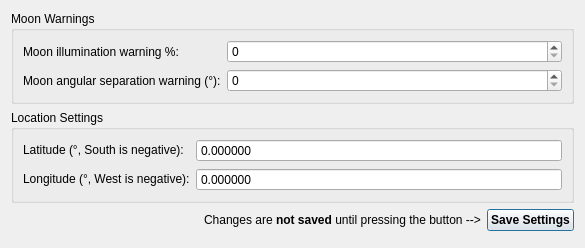
First picture: the form in uifiles/settings_tab.ui, repository prookyon/MonoObsLog2, before the edit.
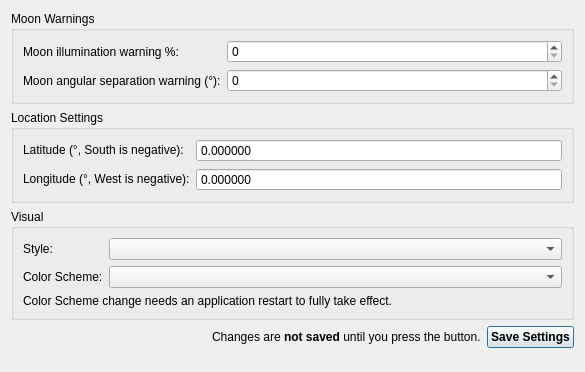
Second picture: the form after the edit.

Commit message: Style and Color Scheme support. A lot of Clang analysis findings fixed

What changed in the file:
```diff
--- a/uifiles/settings_tab.ui
+++ b/uifiles/settings_tab.ui
@@ -7,7 +7,7 @@
     <x>0</x>
     <y>0</y>
     <width>585</width>
-    <height>248</height>
+    <height>372</height>
    </rect>
   </property>
   <property name="sizePolicy">
@@ -115,6 +115,42 @@
      </layout>
     </widget>
    </item>
+   <item>
+    <widget class="QGroupBox" name="groupBox_3">
+     <property name="title">
+      <string>Visual</string>
+     </property>
+     <layout class="QFormLayout" name="formLayout_3">
+      <item row="0" column="0">
+       <widget class="QLabel" name="styleLabel">
+        <property name="text">
+         <string>Style:</string>
+        </property>
+       </widget>
+      </item>
+      <item row="0" column="1">
+       <widget class="QComboBox" name="styleComboBox"/>
+      </item>
+      <item row="1" column="0">
+       <widget class="QLabel" name="colorSchemeLabel">
+        <property name="text">
+         <string>Color Scheme:</string>
+        </property>
+       </widget>
+      </item>
+      <item row="1" column="1">
+       <widget class="QComboBox" name="colorSchemeComboBox"/>
+      </item>
+      <item row="2" column="0" colspan="2">
+       <widget class="QLabel" name="label_2">
+        <property name="text">
+         <string>&lt;html&gt;&lt;head/&gt;&lt;body&gt;&lt;p&gt;Color Scheme change needs an application restart to fully take effect.&lt;/p&gt;&lt;/body&gt;&lt;/html&gt;</string>
+        </property>
+       </widget>
+      </item>
+     </layout>
+    </widget>
+   </item>
    <item>
     <layout class="QHBoxLayout" name="horizontalLayout">
      <item>
@@ -133,7 +169,7 @@
      <item>
       <widget class="QLabel" name="label">
        <property name="text">
-        <string>&lt;html&gt;&lt;head/&gt;&lt;body&gt;&lt;p&gt;Changes are &lt;span style=&quot; font-weight:700;&quot;&gt;not saved&lt;/span&gt; until pressing the button --&amp;gt;&lt;/p&gt;&lt;/body&gt;&lt;/html&gt;</string>
+        <string>&lt;html&gt;&lt;head/&gt;&lt;body&gt;&lt;p&gt;Changes are &lt;span style=&quot; font-weight:700;&quot;&gt;not saved&lt;/span&gt; until you press the button.&lt;/p&gt;&lt;/body&gt;&lt;/html&gt;</string>
        </property>
       </widget>
      </item>
```
The commit also changes 6 other files.
